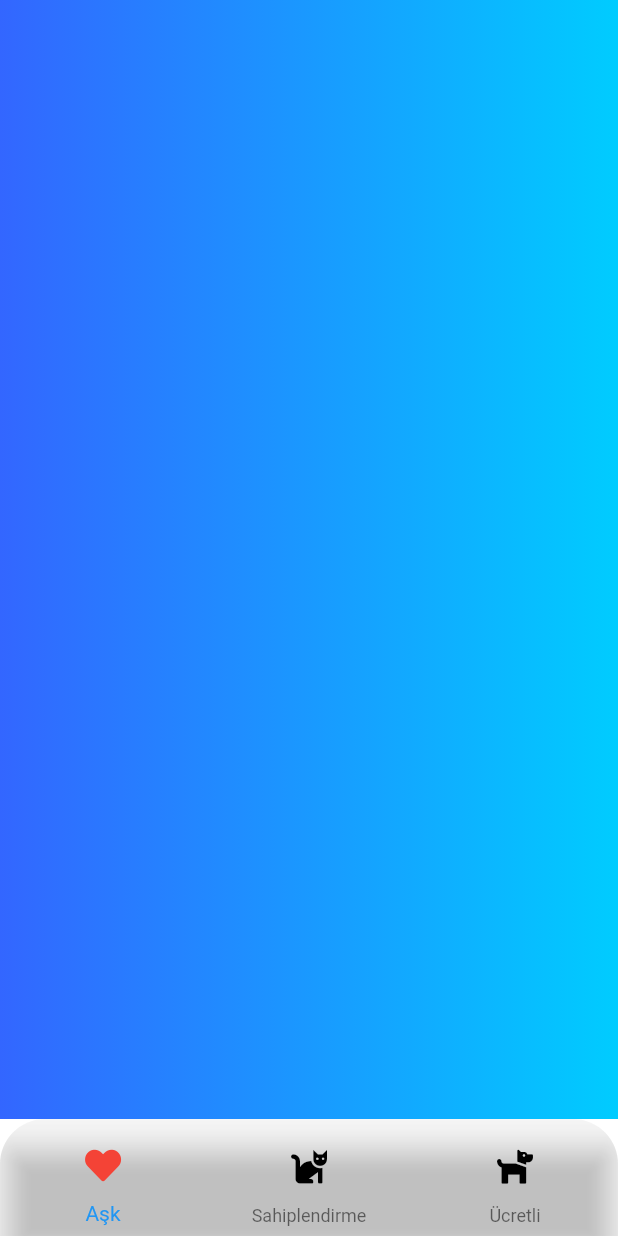
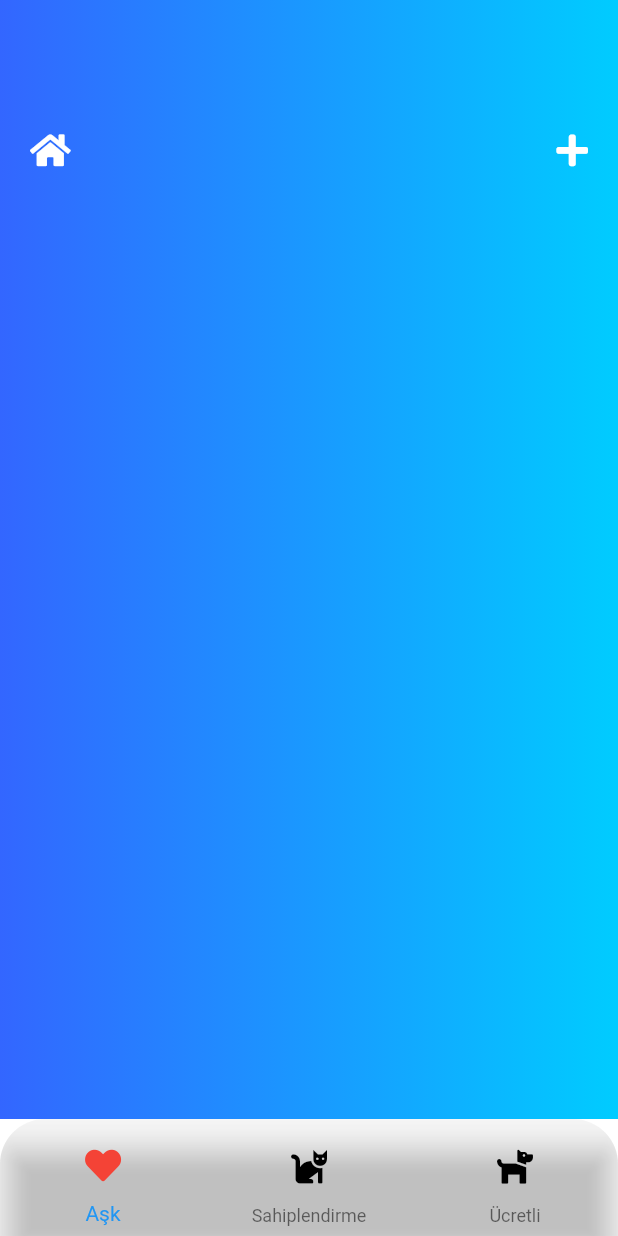
Before and after one commit to emren/speed_prototyping, a Flutter app: the screen it shows after launch, on a phone screen of 412 x 824 dp. Run offline on Flutter 3.47's test engine with Material 2 defaults, Android fonts, the phone set to English and light mode, and no system bars; our stand-ins replace font_awesome_flutter, google_fonts.

Commit message:
feat: main row created

```diff
--- a/lib/ui/pages/initial_page.dart
+++ b/lib/ui/pages/initial_page.dart
@@ -1,15 +1,17 @@
 import 'package:flutter/material.dart';
-import 'package:provider/provider.dart';
-import 'package:speed_prototyping/core/providers/navigation_provider.dart';
+
+
+
+import 'initial_page_components.dart';
 
 
 class InitialPage extends StatelessWidget {
   @override
   Widget build(BuildContext context) {
-    var navigationProvider = Provider.of<NavigationProvider>(context);
+
     return Column(
       children: [
-        // MainRow( page: navigationProvider.currentIndex,),
+        MainRow(),
         // MenuList(),
       ],
     );
--- a/lib/ui/pages/initial_page_components.dart
+++ b/lib/ui/pages/initial_page_components.dart
@@ -1,4 +1,5 @@
 import 'package:flutter/material.dart';
+import 'package:font_awesome_flutter/font_awesome_flutter.dart';
 
 class MainRow extends StatelessWidget {
   const MainRow({Key? key}) : super(key: key);
@@ -6,8 +7,27 @@ class MainRow extends StatelessWidget {
   @override
   Widget build(BuildContext context) {
     return Container(
-
-
+      width: MediaQuery.of(context).size.width,
+      height: 200,
+      child: Row(
+        mainAxisAlignment: MainAxisAlignment.spaceBetween,
+        children: [
+          Padding(
+            padding: const EdgeInsets.only(left:20),
+            child: FaIcon(
+              FontAwesomeIcons.home,
+              color: Colors.white,
+            ),
+          ),
+          Padding(
+            padding: const EdgeInsets.only(right: 20),
+            child: FaIcon(
+              FontAwesomeIcons.plus,
+              color: Colors.white,
+            ),
+          )
+        ],
+      ),
     );
   }
 }
```
